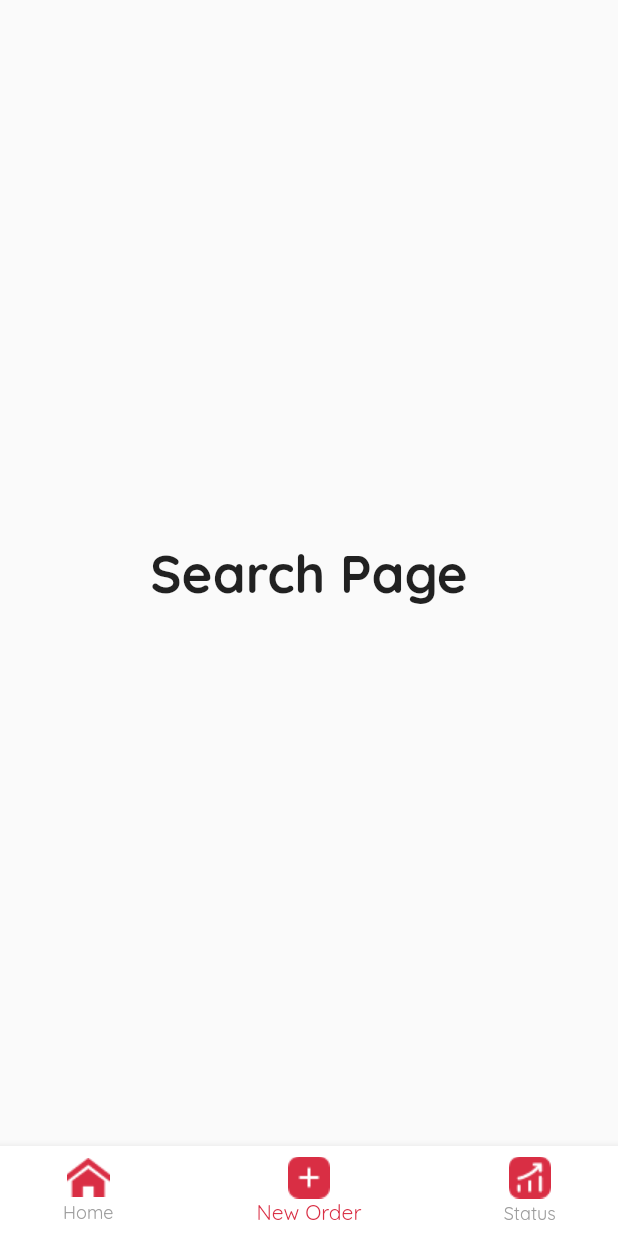
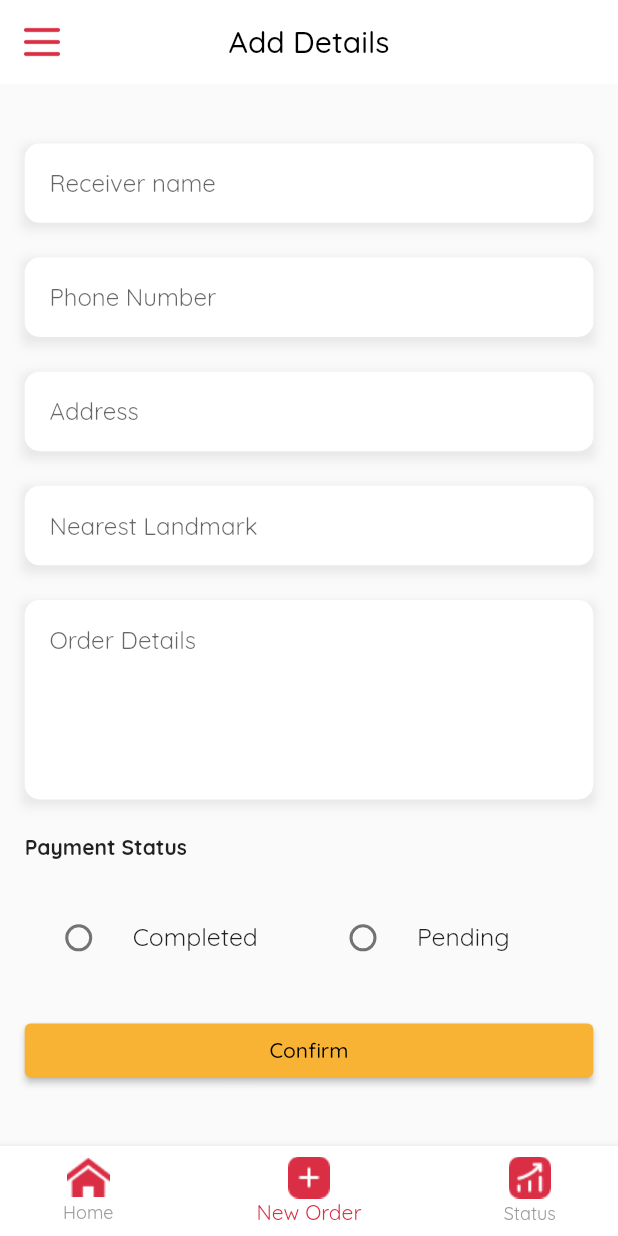
Before and after one commit to talha828/Jack-Organization, a Flutter app: the screen it shows after launch, item 2 of the bottom bar chosen, on a phone screen of 412 x 824 dp. Run offline on Flutter 3.47's test engine with Material 2 defaults, Android fonts, the phone set to English and light mode, and no system bars; our stand-ins replace get, google_fonts, google_maps_flutter, pin_code_fields.

Commit message:
looking for a rider complete

```diff
--- a/lib/component/constant/constant.dart
+++ b/lib/component/constant/constant.dart
@@ -5,6 +5,8 @@ const appBlueColor = Color(0xff01608C);
 const appYellowColor = Color(0xffF9B334);
 const appRedColor = Color(0xffD92E44);
 const appBlackColor = Color(0xff1F1F1F);
+const appLightBlueColor = Color(0xff189DD9);
+
 
 
 final List locale = [
--- /dev/null
+++ b/lib/component/widgets/add_details_text_fields_screen.dart
@@ -0,0 +1,53 @@
+
+import 'package:flutter/material.dart';
+
+class AddDetailsTextField extends StatelessWidget {
+  const AddDetailsTextField({
+    Key? key,
+    required TextEditingController controller,
+    required this.maxline,
+    required this.hintText,
+    required this.width,
+  }) : _controller = controller, super(key: key);
+
+  final TextEditingController _controller;
+  final int maxline;
+  final String hintText;
+  final double width;
+
+  @override
+  Widget build(BuildContext context) {
+    return Container(
+      decoration: BoxDecoration(
+        boxShadow: [
+          BoxShadow(
+            color: Colors.grey.withOpacity(0.2),
+            spreadRadius: 2,
+            blurRadius: 5,
+            offset:const Offset(0, 3),
+          ),
+        ],
+      ),
+      child: TextField(
+        controller: _controller,
+        maxLines: maxline,
+        decoration: InputDecoration(
+          hintText:hintText,
+          filled: true,
+          fillColor: Colors.white,
+          border: InputBorder.none,
+          enabledBorder: OutlineInputBorder(
+            borderSide: BorderSide.none,
+            borderRadius: BorderRadius.circular(10.0),
+          ),
+          focusedBorder: OutlineInputBorder(
+            borderSide: BorderSide.none,
+            borderRadius: BorderRadius.circular(10.0),
+          ),
+          contentPadding: EdgeInsets.symmetric(vertical: width * 0.04, horizontal: width * 0.04),
+
+        ),
+      ),
+    );
+  }
+}
--- a/lib/main.dart
+++ b/lib/main.dart
@@ -4,7 +4,9 @@ import 'package:google_fonts/google_fonts.dart';
 import 'package:jack_delivery/translation/translation.dart';
 import 'package:jack_delivery/view/home_screen/home_screen.dart';
 import 'package:jack_delivery/view/login_screen/login_screen.dart';
+import 'package:jack_delivery/view/looking_for_a_rider_screen/looking_for_a_rider_screen.dart';
 import 'package:jack_delivery/view/main_screen/main_screen.dart';
+import 'package:jack_delivery/view/order_tracking_screen/order_tracking_screen.dart';
 import 'package:jack_delivery/view/organization_category_screen/organization_category_screen.dart';
 import 'package:jack_delivery/view/otp_verification_screen/otp_verification.dart';
 import 'package:jack_delivery/view/sign_up_screen/sign_up_screen.dart';
@@ -39,7 +41,7 @@ class MyApp extends StatelessWidget {
     for (int i = 1; i < 10; i++) {
       strengths.add(0.1 * i);
     }
-    strengths.forEach((strength) {
+    strengths.forEach((strength){
       final double ds = 0.5 - strength;
       swatch[(strength * 1000).round()] = Color.fromRGBO(
         r + ((ds < 0 ? r : (255 - r)) * ds).round(),
--- a/lib/translation/translation.dart
+++ b/lib/translation/translation.dart
@@ -35,7 +35,34 @@ class LocalString extends Translations {
           "password": "Password",
           "remember_me": "Remember Me",
           "forget_password": "Forget Password?",
-          "create_a_new_account": "Create a new Account"
+          "create_a_new_account": "Create a new Account",
+          "total_delivery_today":"Total Delivery Today",
+          "track_order":"Track Order",
+          "rider_live_location":"Rider Live Location",
+          "chose_rider":"Choose Rider",
+          "estimate_delivery":"Estimated delivery in 25 mints",
+          "home":"Home",
+          "new_order":"New Order",
+          "status":"Status",
+          "wallet":"Wallet",
+          "notification":"Notification",
+          "about_us":"About Us",
+          "logout":"Logout",
+          "add_details":"Add Details",
+          "receiver_name":"Receiver name",
+          "phone_number":"Phone Number",
+          "address":"Address",
+          "nearest_landmark":"Nearest Landmark",
+          "order_details":"Order Details",
+          "payment_status":"Payment Status",
+          "completed":"Completed",
+          "pending":"Pending",
+          "order_status":"Order Status",
+          "looking_for_a_rider":"Looking For a Rider",
+          "search_for_near_by_rider":"Search for near by rider",
+          "has_accepted_your_delivery_request":"has accepted your delivery request",
+          "will_be_arriving_in":"Will be arriving in",
+          "mints":"mints"
         },
         'ar_SU': {
           "term_and_condition_title": "شروط وأحكام",
@@ -69,7 +96,34 @@ class LocalString extends Translations {
           "password": "كلمة المرور",
           "remember_me": "تذكرني",
           "forget_password": "هل نسيت كلمة المرور؟",
-          "create_a_new_account": "إنشاء حساب جديد"
+          "create_a_new_account": "إنشاء حساب جديد",
+          "total_delivery_today":"إجمالي التسليم اليوم",
+          "track_order":"تتبع الطلب",
+          "rider_live_location":"موقع الراكب المباشر",
+          "chose_rider":"اختيار الراكب",
+          "estimate_delivery":"التسليم المقدر في 25 دقيقة",
+          "home":"الرئيسية",
+          "new_order":"طلب جديد",
+          "status":"الحالة",
+          "wallet":"المحفظة",
+          "notification":"الإشعارات",
+          "about_us":"من نحن",
+          "logout":"تسجيل الخروج",
+          "add_details":"إضافة التفاصيل",
+          "receiver_name":"اسم المستلم",
+          "phone_number":"رقم الهاتف",
+          "address":"العنوان",
+          "nearest_landmark":"أقرب نقطة دالة",
+          "order_details":"تفاصيل الطلب",
+          "payment_status":"حالة الدفع",
+          "completed":"مكتمل",
+          "pending":"قيد الانتظار",
+          "order_status":"حالة الطلب",
+          "looking_for_a_rider": "البحث عن سائق",
+          "search_for_near_by_rider": "البحث عن سائق قريب",
+          "has_accepted_your_delivery_request": "قد قبل طلب التسليم الخاص بك",
+          "will_be_arriving_in": "سيصل خلال",
+          "mints": "دقائق"
         },
       };
 }
--- /dev/null
+++ b/lib/view/add_details_screen/add_details_screen.dart
@@ -0,0 +1,94 @@
+import 'package:flutter/material.dart';
+import 'package:get/get.dart';
+import 'package:jack_delivery/view/looking_for_a_rider_screen/looking_for_a_rider_screen.dart';
+
+import '../../component/constant/constant.dart';
+import '../../component/widgets/add_details_text_fields_screen.dart';
+import '../../component/widgets/language_dropdown.dart';
+import '../../generated/assets.dart';
+import '../drawer_screen/drawer_screen.dart';
+
+class AddDetailsScreen extends StatefulWidget {
+  const AddDetailsScreen({Key? key}) : super(key: key);
+
+  @override
+  State<AddDetailsScreen> createState() => _AddDetailsScreenState();
+}
+
+class _AddDetailsScreenState extends State<AddDetailsScreen> {
+  TextEditingController _controller=TextEditingController();
+  int maxline=1;
+  int _groupValue = -1;
+  String hintText="Enter text here";
+  @override
+  Widget build(BuildContext context) {
+    var width=MediaQuery.of(context).size.width;
+    return SafeArea(
+        child:Scaffold(
+          appBar: AppBar(
+            backgroundColor: Colors.white,
+            elevation: 0.0,
+            leading: InkWell(
+              onTap: () => Get.to(const DrawerScreen()),
+              child: Image.asset(
+                Assets.iconMenu,
+                scale: 16,
+                color: appRedColor,
+              ),
+            ),
+            centerTitle: true,
+            title: Text("add_details".tr),
+            // actions: [
+            //   LanguageDropDown(width: width),
+            // ],
+          ),
+          body: Container(
+            padding: EdgeInsets.symmetric(vertical: width * 0.04,horizontal: width * 0.04),
+            child: Column(
+              crossAxisAlignment: CrossAxisAlignment.stretch,
+              mainAxisAlignment: MainAxisAlignment.spaceEvenly,
+              children: [
+            AddDetailsTextField(controller: _controller, maxline: maxline, hintText: "receiver_name".tr, width: width),
+            AddDetailsTextField(controller: _controller, maxline: maxline, hintText: "phone_number".tr, width: width),
+            AddDetailsTextField(controller: _controller, maxline: maxline, hintText: "address".tr, width: width),
+            AddDetailsTextField(controller: _controller, maxline: maxline, hintText: "nearest_landmark".tr, width: width),
+            AddDetailsTextField(controller: _controller, maxline: 5, hintText: "order_details".tr, width: width),
+            Text("payment_status".tr,textAlign: TextAlign.left,style:const TextStyle(fontWeight: FontWeight.bold),),
+            Row(
+              mainAxisAlignment: MainAxisAlignment.spaceEvenly,
+              children: [
+                Flexible(
+                  child: _myRadioButton(
+                    title: "completed".tr,
+                    value: 0,
+                    width: width,
+                    onChanged: (newValue) => setState(() => _groupValue = newValue!),
+                  ),
+                ),
+                Flexible(
+                  child: _myRadioButton(
+                    title: "pending".tr,
+                    value: 1,
+                    width: width,
+                    onChanged: (newValue) => setState(() => _groupValue = newValue!),
+                  ),
+                ),
+              ],
+            ),
+                ElevatedButton(
+                    onPressed: ()=>Get.to(LookingForRiderScreen()), child: Text("confirm".tr)),
+              ],
+            ),
+          ),
+        )
+    );
+  }
+  Widget _myRadioButton({required String title, required int value,required Function(int?)? onChanged,required double width}) {
+    return RadioListTile(
+      value: value,
+      groupValue: _groupValue,
+      onChanged: onChanged,
+      title: Text(title,style: TextStyle(fontSize: width * 0.04),),
+    );
+  }
+}
--- a/lib/view/main_screen/main_screen.dart
+++ b/lib/view/main_screen/main_screen.dart
@@ -1,7 +1,11 @@
 import 'package:flutter/material.dart';
+import 'package:get/get.dart';
 import 'package:jack_delivery/component/constant/constant.dart';
 import 'package:jack_delivery/generated/assets.dart';
 import 'package:jack_delivery/view/home_screen/home_screen.dart';
+
+import '../add_details_screen/add_details_screen.dart';
+import '../order_status_screen/order_status_screen.dart';
 
 class MainScreen extends StatefulWidget {
   const MainScreen({Key? key}) : super(key: key);
@@ -14,8 +18,8 @@ class _MainScreenState extends State<MainScreen> {
   int _selectedIndex = 0;
   static const List<Widget> _widgetOptions = <Widget>[
     HomeScreen(),
-    Text('Search Page', style: TextStyle(fontSize: 35, fontWeight: FontWeight.bold)),
-    Text('Profile Page', style: TextStyle(fontSize: 35, fontWeight: FontWeight.bold)),
+    AddDetailsScreen(),
+    OrderStatusScreen(),
   ];
 
   void _onItemTapped(int index) {
@@ -36,17 +40,17 @@ class _MainScreenState extends State<MainScreen> {
           items: <BottomNavigationBarItem>[
             BottomNavigationBarItem(
                 icon: Image.asset(Assets.iconHome),
-                label: 'Home',
+                label: 'home'.tr,
                 backgroundColor: Colors.white
             ),
             BottomNavigationBarItem(
                 icon: Image.asset(Assets.iconNewOrder),
-                label: 'New Order',
+                label: 'new_order'.tr,
                 backgroundColor: Colors.white
             ),
             BottomNavigationBarItem(
               icon:Image.asset(Assets.iconStatus),
-              label: 'Status',
+              label: 'status'.tr,
                 backgroundColor: Colors.white
             ),
           ],
```
Also changed, not shown: lib/model/drawer_model.dart (added, +8 -0 lines), lib/view/drawer_screen/drawer_screen.dart (added, +57 -0 lines), lib/view/home_screen/home_screen.dart (+60 -23 lines), lib/view/looking_for_a_rider_screen/looking_for_a_rider_screen.dart (added, +128 -0 lines), lib/view/order_status_screen/order_status_screen.dart (added, +56 -0 lines), lib/view/order_tracking_screen/order_tracking_screen.dart (added, +52 -0 lines).
